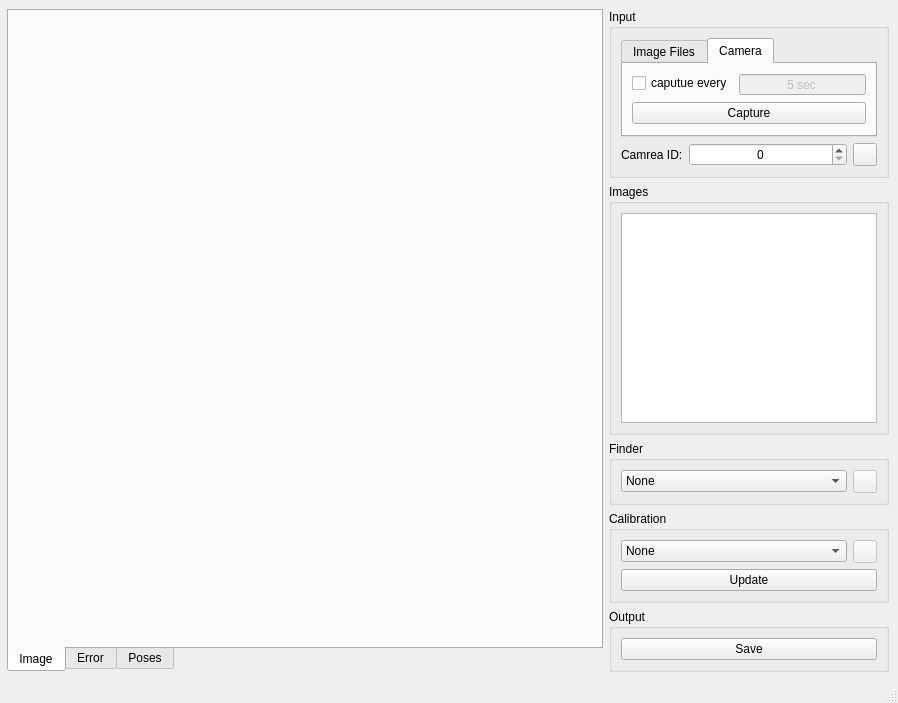
The window that app/ui/IrisCC.ui (xalpha/iris) describes before a commit, drawn with Qt 5.
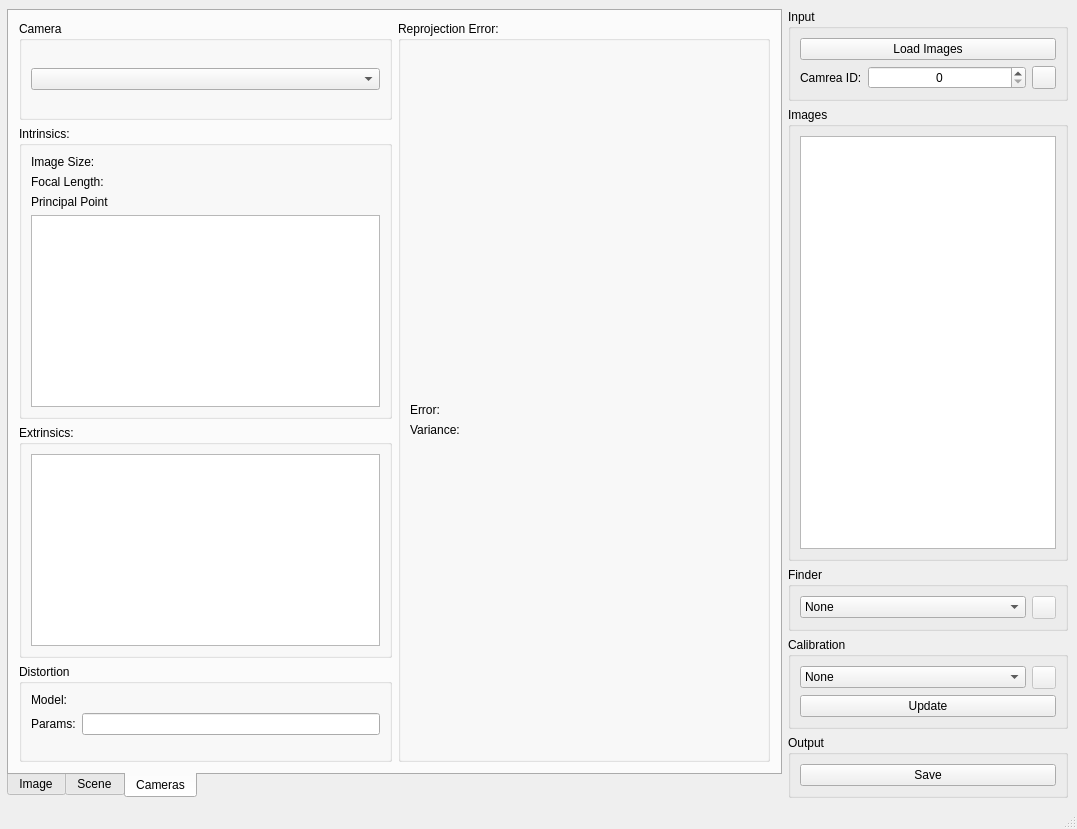
The same window after the commit. The open tabs and pages were chosen to show the change. Icons and pictures are not drawn. Custom widgets are drawn as their Qt base class.

Commit message: redesigning the Error tab to offer an overview of the cameras

Diff of the .ui file:
```diff
--- a/app/ui/IrisCC.ui
+++ b/app/ui/IrisCC.ui
@@ -6,8 +6,8 @@
    <rect>
     <x>0</x>
     <y>0</y>
-    <width>898</width>
-    <height>703</height>
+    <width>1077</width>
+    <height>829</height>
    </rect>
   </property>
   <property name="sizePolicy">
@@ -44,7 +44,7 @@
      <number>7</number>
     </property>
     <item>
-     <widget class="QTabWidget" name="views">
+     <widget class="QTabWidget" name="scene">
       <property name="tabPosition">
        <enum>QTabWidget::South</enum>
       </property>
@@ -52,7 +52,7 @@
        <enum>QTabWidget::Rounded</enum>
       </property>
       <property name="currentIndex">
-       <number>2</number>
+       <number>0</number>
       </property>
       <widget class="QWidget" name="tab_image">
        <attribute name="title">
@@ -70,32 +70,9 @@
         </item>
        </layout>
       </widget>
-      <widget class="QWidget" name="tab_error">
+      <widget class="QWidget" name="tab_scene">
        <attribute name="title">
-        <string>Error</string>
-       </attribute>
-       <layout class="QHBoxLayout" name="horizontalLayout_2">
-        <property name="spacing">
-         <number>0</number>
-        </property>
-        <property name="margin">
-         <number>0</number>
-        </property>
-        <item>
-         <widget class="QCustomPlot" name="plot_error" native="true">
-          <property name="minimumSize">
-           <size>
-            <width>100</width>
-            <height>100</height>
-           </size>
-          </property>
-         </widget>
-        </item>
-       </layout>
-      </widget>
-      <widget class="QWidget" name="tab_poses">
-       <attribute name="title">
-        <string>Poses</string>
+        <string>Scene</string>
        </attribute>
        <layout class="QVBoxLayout" name="verticalLayout_7">
         <property name="spacing">
@@ -109,6 +86,222 @@
         </item>
        </layout>
       </widget>
+      <widget class="QWidget" name="tab_cameras">
+       <attribute name="title">
+        <string>Cameras</string>
+       </attribute>
+       <layout class="QGridLayout" name="gridLayout">
+        <property name="margin">
+         <number>10</number>
+        </property>
+        <item row="1" column="0">
+         <widget class="QGroupBox" name="groupBox_7">
+          <property name="title">
+           <string>Intrinsics:</string>
+          </property>
+          <layout class="QFormLayout" name="formLayout_2">
+           <property name="fieldGrowthPolicy">
+            <enum>QFormLayout::AllNonFixedFieldsGrow</enum>
+           </property>
+           <item row="0" column="0">
+            <widget class="QLabel" name="label_3">
+             <property name="text">
+              <string>Image Size:</string>
+             </property>
+            </widget>
+           </item>
+           <item row="0" column="1">
+            <widget class="QLabel" name="image_size">
+             <property name="minimumSize">
+              <size>
+               <width>100</width>
+               <height>0</height>
+              </size>
+             </property>
+             <property name="text">
+              <string/>
+             </property>
+            </widget>
+           </item>
+           <item row="1" column="0">
+            <widget class="QLabel" name="label_4">
+             <property name="text">
+              <string>Focal Length:</string>
+             </property>
+            </widget>
+           </item>
+           <item row="1" column="1">
+            <widget class="QLabel" name="focal_length">
+             <property name="minimumSize">
+              <size>
+               <width>100</width>
+               <height>0</height>
+              </size>
+             </property>
+             <property name="text">
+              <string/>
+             </property>
+            </widget>
+           </item>
+           <item row="2" column="0">
+            <widget class="QLabel" name="label_6">
+             <property name="text">
+              <string>Principal Point</string>
+             </property>
+            </widget>
+           </item>
+           <item row="2" column="1">
+            <widget class="QLabel" name="principal_point">
+             <property name="minimumSize">
+              <size>
+               <width>100</width>
+               <height>0</height>
+              </size>
+             </property>
+             <property name="text">
+              <string/>
+             </property>
+            </widget>
+           </item>
+           <item row="3" column="0" colspan="2">
+            <widget class="QPlainTextEdit" name="intrinsic_matrix">
+             <property name="sizePolicy">
+              <sizepolicy hsizetype="Preferred" vsizetype="Preferred">
+               <horstretch>0</horstretch>
+               <verstretch>0</verstretch>
+              </sizepolicy>
+             </property>
+             <property name="backgroundVisible">
+              <bool>false</bool>
+             </property>
+            </widget>
+           </item>
+          </layout>
+         </widget>
+        </item>
+        <item row="0" column="0">
+         <widget class="QGroupBox" name="groupBox_6">
+          <property name="title">
+           <string>Camera</string>
+          </property>
+          <layout class="QVBoxLayout" name="verticalLayout_6">
+           <item>
+            <widget class="QComboBox" name="camera"/>
+           </item>
+          </layout>
+         </widget>
+        </item>
+        <item row="2" column="0">
+         <widget class="QGroupBox" name="groupBox_9">
+          <property name="title">
+           <string>Extrinsics:</string>
+          </property>
+          <layout class="QVBoxLayout" name="verticalLayout_8">
+           <item>
+            <widget class="QPlainTextEdit" name="extrinsic_matrix">
+             <property name="sizePolicy">
+              <sizepolicy hsizetype="Preferred" vsizetype="Preferred">
+               <horstretch>0</horstretch>
+               <verstretch>0</verstretch>
+              </sizepolicy>
+             </property>
+            </widget>
+           </item>
+          </layout>
+         </widget>
+        </item>
+        <item row="3" column="0">
+         <widget class="QGroupBox" name="groupBox_10">
+          <property name="title">
+           <string>Distortion</string>
+          </property>
+          <layout class="QFormLayout" name="formLayout_3">
+           <item row="0" column="0">
+            <widget class="QLabel" name="label_2">
+             <property name="text">
+              <string>Model:</string>
+             </property>
+            </widget>
+           </item>
+           <item row="1" column="0">
+            <widget class="QLabel" name="label_5">
+             <property name="text">
+              <string>Params:</string>
+             </property>
+            </widget>
+           </item>
+           <item row="0" column="1">
+            <widget class="QLabel" name="label_7">
+             <property name="text">
+              <string/>
+             </property>
+            </widget>
+           </item>
+           <item row="1" column="1">
+            <widget class="QLineEdit" name="distortionParams"/>
+           </item>
+          </layout>
+         </widget>
+        </item>
+        <item row="0" column="1" rowspan="4">
+         <widget class="QGroupBox" name="groupBox_8">
+          <property name="title">
+           <string>Reprojection Error:</string>
+          </property>
+          <layout class="QVBoxLayout" name="verticalLayout_4">
+           <item>
+            <widget class="QCustomPlot" name="plot_error" native="true">
+             <property name="sizePolicy">
+              <sizepolicy hsizetype="Expanding" vsizetype="Preferred">
+               <horstretch>0</horstretch>
+               <verstretch>0</verstretch>
+              </sizepolicy>
+             </property>
+             <property name="minimumSize">
+              <size>
+               <width>100</width>
+               <height>100</height>
+              </size>
+             </property>
+            </widget>
+           </item>
+           <item>
+            <layout class="QFormLayout" name="formLayout_4">
+             <item row="0" column="0">
+              <widget class="QLabel" name="label_8">
+               <property name="text">
+                <string>Error:</string>
+               </property>
+              </widget>
+             </item>
+             <item row="0" column="1">
+              <widget class="QLabel" name="error">
+               <property name="text">
+                <string/>
+               </property>
+              </widget>
+             </item>
+             <item row="1" column="0">
+              <widget class="QLabel" name="label_9">
+               <property name="text">
+                <string>Variance:</string>
+               </property>
+              </widget>
+             </item>
+             <item row="1" column="1">
+              <widget class="QLabel" name="variance">
+               <property name="text">
+                <string/>
+               </property>
+              </widget>
+             </item>
+            </layout>
+           </item>
+          </layout>
+         </widget>
+        </item>
+       </layout>
+      </widget>
      </widget>
     </item>
     <item>
@@ -120,100 +313,16 @@
         </property>
         <layout class="QVBoxLayout" name="verticalLayout_3">
          <item>
-          <widget class="QTabWidget" name="input">
+          <widget class="QPushButton" name="load">
            <property name="sizePolicy">
-            <sizepolicy hsizetype="Minimum" vsizetype="Minimum">
+            <sizepolicy hsizetype="Preferred" vsizetype="Fixed">
              <horstretch>0</horstretch>
              <verstretch>0</verstretch>
             </sizepolicy>
            </property>
-           <property name="currentIndex">
-            <number>0</number>
+           <property name="text">
+            <string>Load Images</string>
            </property>
-           <widget class="QWidget" name="tab">
-            <attribute name="title">
-             <string>Image Files</string>
-            </attribute>
-            <layout class="QVBoxLayout" name="verticalLayout_4">
-             <item>
-              <widget class="QPushButton" name="load">
-               <property name="sizePolicy">
-                <sizepolicy hsizetype="Preferred" vsizetype="Fixed">
-                 <horstretch>0</horstretch>
-                 <verstretch>0</verstretch>
-                </sizepolicy>
-               </property>
-               <property name="text">
-                <string>Load Images</string>
-               </property>
-              </widget>
-             </item>
-            </layout>
-           </widget>
-           <widget class="QWidget" name="tab_2">
-            <attribute name="title">
-             <string>Camera</string>
-            </attribute>
-            <layout class="QVBoxLayout" name="verticalLayout_6">
-             <item>
-              <widget class="QFrame" name="capture_frame">
-               <property name="frameShape">
-                <enum>QFrame::NoFrame</enum>
-               </property>
-               <property name="frameShadow">
-                <enum>QFrame::Plain</enum>
-               </property>
-               <property name="lineWidth">
-                <number>0</number>
-               </property>
-               <layout class="QFormLayout" name="formLayout_3">
-                <property name="margin">
-                 <number>0</number>
-                </property>
-                <item row="0" column="0">
-                 <widget class="QCheckBox" name="autocapture">
-                  <property name="text">
-                   <string>caputue every</string>
-                  </property>
-                 </widget>
-                </item>
-                <item row="0" column="1">
-                 <widget class="QSpinBox" name="autocapture_delay">
-                  <property name="enabled">
-                   <bool>false</bool>
-                  </property>
-                  <property name="alignment">
-                   <set>Qt::AlignCenter</set>
-                  </property>
-                  <property name="buttonSymbols">
-                   <enum>QAbstractSpinBox::NoButtons</enum>
-                  </property>
-                  <property name="suffix">
-                   <string> sec</string>
-                  </property>
-                  <property name="minimum">
-                   <number>1</number>
-                  </property>
-                  <property name="maximum">
-                   <number>30</number>
-                  </property>
-                  <property name="value">
-                   <number>5</number>
-                  </property>
-                 </widget>
-                </item>
-                <item row="1" column="0" colspan="2">
-                 <widget class="QPushButton" name="capture">
-                  <property name="text">
-                   <string>Capture</string>
-                  </property>
-                 </widget>
-                </item>
-               </layout>
-              </widget>
-             </item>
-            </layout>
-           </widget>
           </widget>
          </item>
          <item>
@@ -337,6 +446,9 @@
           <layout class="QHBoxLayout" name="horizontalLayout_4">
            <item>
             <widget class="QComboBox" name="select_calibration">
+             <property name="currentIndex">
+              <number>0</number>
+             </property>
              <item>
               <property name="text">
                <string>None</string>
```
Left out of the diff: 35 changed lines with no effect on the pictures. The commit also changes 2 other files.
